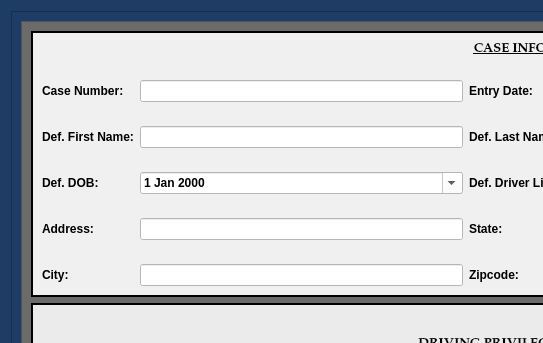
This is munientry/views/ui/DrivingPrivilegesDialog.ui in HunterProgram22/MuniEntry as Qt 5 draws it before an edit; both pictures show x 0 to 543 and y 0 to 343 of the 1088 by 737 pixel window. The edited form follows.
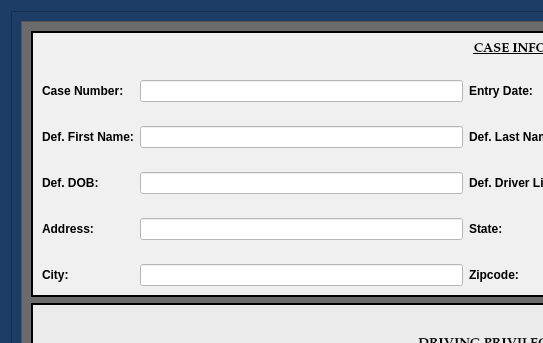
This is the edited form. Custom widgets are drawn as their Qt base class.

```diff
--- a/munientry/views/ui/DrivingPrivilegesDialog.ui
+++ b/munientry/views/ui/DrivingPrivilegesDialog.ui
@@ -381,16 +381,6 @@
                  </property>
                 </widget>
                </item>
-               <item row="3" column="1">
-                <widget class="NoScrollDateEdit" name="defendat_dob_date">
-                 <property name="styleSheet">
-                  <string notr="true">background-color: rgb(255, 255, 255);</string>
-                 </property>
-                 <property name="calendarPopup">
-                  <bool>true</bool>
-                 </property>
-                </widget>
-               </item>
                <item row="1" column="2">
                 <widget class="QLabel" name="label_26">
                  <property name="text">
@@ -488,6 +478,13 @@
                  </property>
                 </widget>
                </item>
+               <item row="3" column="1">
+                <widget class="QLineEdit" name="defendant_dob_lineEdit">
+                 <property name="styleSheet">
+                  <string notr="true">background-color: rgb(255, 255, 255);</string>
+                 </property>
+                </widget>
+               </item>
               </layout>
              </item>
             </layout>
```
Left out of the diff: 2 changed lines with no effect on the pictures.
